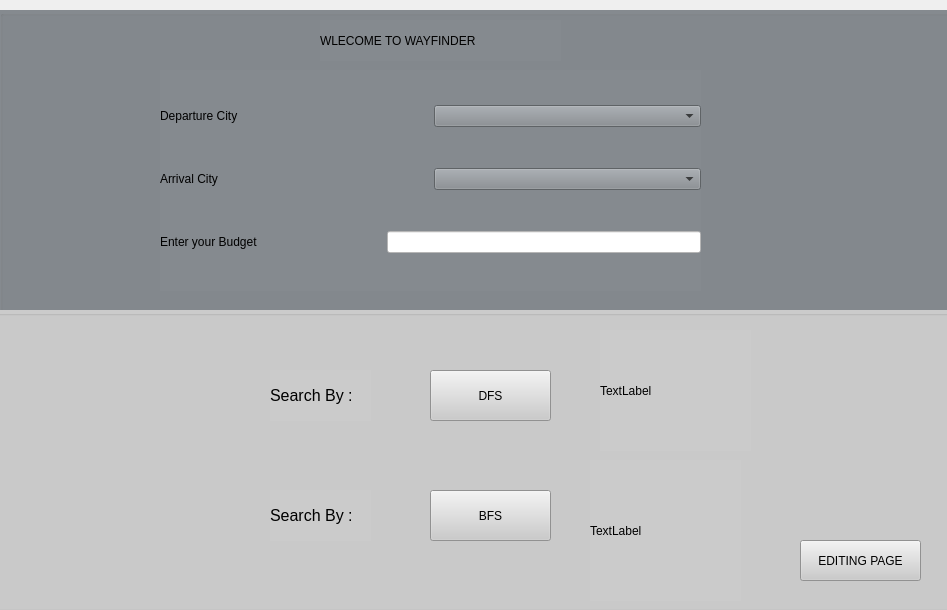
The window that Way-Finder/mainwindow.ui (Way-Finder/Way-Finder) describes before a commit, drawn with Qt 5.
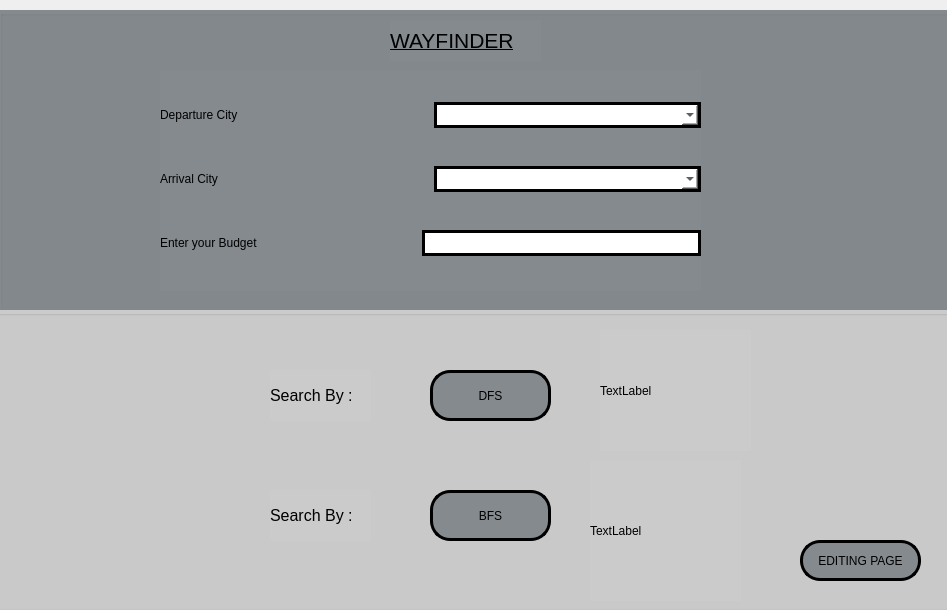
The same window after the commit.

Diff of the .ui file:
```diff
--- a/Way-Finder/mainwindow.ui
+++ b/Way-Finder/mainwindow.ui
@@ -14,7 +14,7 @@
    <string>MainWindow</string>
   </property>
   <widget class="QWidget" name="centralwidget">
-   <widget class="QWidget" name="">
+   <widget class="QWidget" name="layoutWidget">
     <property name="geometry">
      <rect>
       <x>0</x>
@@ -46,13 +46,25 @@
           <layout class="QHBoxLayout" name="horizontalLayout">
            <item>
             <widget class="QLabel" name="label">
+             <property name="styleSheet">
+              <string notr="true">color: rgb(0, 0, 0);</string>
+             </property>
              <property name="text">
               <string>Departure City</string>
              </property>
             </widget>
            </item>
            <item>
-            <widget class="QComboBox" name="depcity"/>
+            <widget class="QComboBox" name="depcity">
+             <property name="styleSheet">
+              <string notr="true">
+  color: black;
+  background-color: white;
+  border: 3px solid black;
+  padding: 2px;
+</string>
+             </property>
+            </widget>
            </item>
           </layout>
          </item>
@@ -60,13 +72,25 @@
           <layout class="QHBoxLayout" name="horizontalLayout_2">
            <item>
             <widget class="QLabel" name="label_2">
+             <property name="styleSheet">
+              <string notr="true">color: rgb(0, 0, 0);</string>
+             </property>
              <property name="text">
               <string>Arrival City</string>
              </property>
             </widget>
            </item>
            <item>
-            <widget class="QComboBox" name="destcity"/>
+            <widget class="QComboBox" name="destcity">
+             <property name="styleSheet">
+              <string notr="true">
+  color: black;
+  background-color: white;
+  border: 3px solid black;
+  padding: 2px;
+</string>
+             </property>
+            </widget>
            </item>
           </layout>
          </item>
@@ -74,6 +98,9 @@
           <layout class="QHBoxLayout" name="horizontalLayout_3">
            <item>
             <widget class="QLabel" name="label_3">
+             <property name="styleSheet">
+              <string notr="true">color: rgb(0, 0, 0);</string>
+             </property>
              <property name="text">
               <string>Enter your Budget</string>
              </property>
@@ -81,15 +108,26 @@
            </item>
            <item>
             <widget class="QLabel" name="label_4">
+             <property name="minimumSize">
+              <size>
+               <width>152</width>
+               <height>0</height>
+              </size>
+             </property>
              <property name="text">
-              <string>                                   </string>
+              <string>                                 </string>
              </property>
             </widget>
            </item>
            <item>
             <widget class="QLineEdit" name="pricein">
              <property name="styleSheet">
-              <string notr="true">background-color: rgb(255, 255, 255);</string>
+              <string notr="true">
+  color: black;
+  background-color: white;
+  border: 3px solid black;
+  padding: 2px;
+</string>
              </property>
             </widget>
            </item>
@@ -100,14 +138,23 @@
        <widget class="QLabel" name="label_5">
         <property name="geometry">
          <rect>
-          <x>320</x>
+          <x>390</x>
           <y>10</y>
-          <width>241</width>
+          <width>151</width>
           <height>41</height>
          </rect>
         </property>
+        <property name="font">
+         <font>
+          <pointsize>16</pointsize>
+          <underline>true</underline>
+         </font>
+        </property>
+        <property name="styleSheet">
+         <string notr="true">color: rgb(0, 0, 0);</string>
+        </property>
         <property name="text">
-         <string>WLECOME TO WAYFINDER</string>
+         <string>WAYFINDER</string>
         </property>
        </widget>
        <widget class="QGroupBox" name="groupBox_2">
@@ -135,6 +182,14 @@
            <height>51</height>
           </rect>
          </property>
+         <property name="styleSheet">
+          <string notr="true">background-color: rgb(133, 138, 143);;
+color: black;
+border: 3px solid black;
+border-radius: 20px;
+padding: 5px 10px; 
+</string>
+         </property>
          <property name="text">
           <string>BFS</string>
          </property>
@@ -148,6 +203,14 @@
            <height>51</height>
           </rect>
          </property>
+         <property name="styleSheet">
+          <string notr="true">background-color: rgb(133, 138, 143);;
+color: black;
+border: 3px solid black;
+border-radius: 20px;
+padding: 5px 10px; 
+</string>
+         </property>
          <property name="text">
           <string>DFS</string>
          </property>
@@ -161,6 +224,14 @@
            <height>41</height>
           </rect>
          </property>
+         <property name="styleSheet">
+          <string notr="true">background-color: rgb(133, 138, 143);;
+color: black;
+border: 3px solid black;
+border-radius: 20px;
+padding: 5px 10px; 
+</string>
+         </property>
          <property name="text">
           <string>EDITING PAGE</string>
          </property>
```
Left out of the diff: 6 changed lines with no effect on the pictures.
